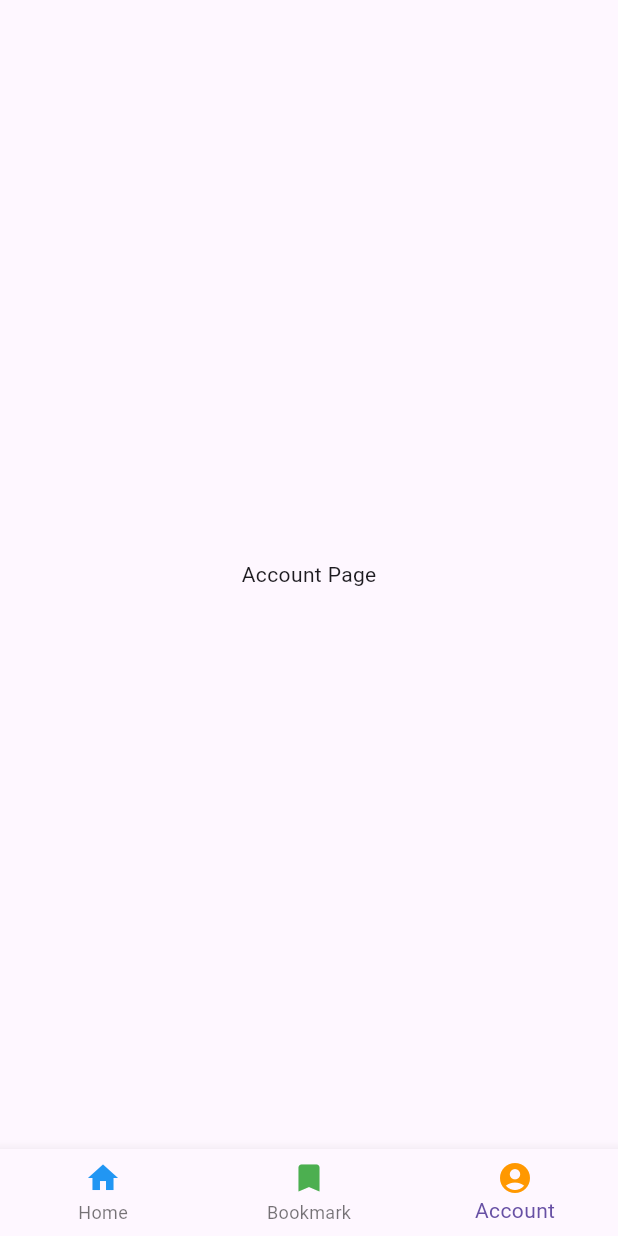
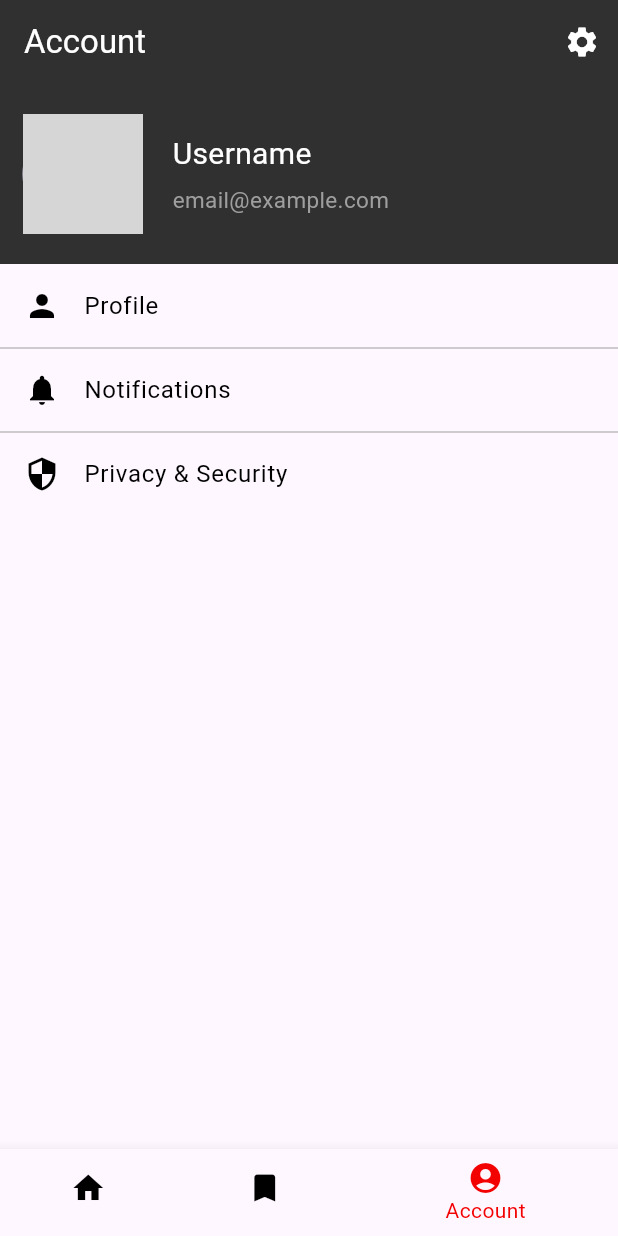
Before and after one commit to shinyPy/Flutter_News, a Flutter app: the Navbar screen opened directly, item 3 of the bottom bar chosen, on a phone screen of 412 x 824 dp. Run offline on Flutter 3.47's test engine with Material 3 defaults, Android fonts, the phone set to English and light mode, and no system bars; our stand-ins replace cached_network_image, flutter_svg_provider, get, hexcolor; network calls fail; grey boxes are pictures that could not be loaded.

```diff
--- a/lib/main.dart
+++ b/lib/main.dart
@@ -3,7 +3,7 @@ import 'package:get/get.dart';
 import 'package:flutter_news/view/splash.view.dart';
 
 void main() {
-  runApp(const App());
+  runApp(App());
 }
 
 class App extends StatelessWidget {
@@ -11,7 +11,7 @@ class App extends StatelessWidget {
 
   @override
   Widget build(BuildContext context) {
-    return const GetMaterialApp(
+    return GetMaterialApp(
       debugShowCheckedModeBanner: false,
       home: SplashView(),
     );
--- a/lib/view/widgets/components/navbar.bottom.dart
+++ b/lib/view/widgets/components/navbar.bottom.dart
@@ -1,4 +1,5 @@
 import 'package:flutter/material.dart';
+import 'package:flutter_news/view/widgets/contents/account.content.dart';
 import 'package:flutter_news/view/widgets/contents/bookmark.content.dart';
 import 'package:flutter_news/view/widgets/contents/home.contents.dart';
 
@@ -25,18 +26,21 @@ class _NavbarState extends State<Navbar> {
         },
         items: const [
           BottomNavigationBarItem(
-            icon: Icon(Icons.home, color: Colors.blue),
+            icon: Icon(Icons.home),
             label: 'Home',
           ),
           BottomNavigationBarItem(
-            icon: Icon(Icons.bookmark, color: Colors.green),
+            icon: Icon(Icons.bookmark),
             label: 'Bookmark',
           ),
           BottomNavigationBarItem(
-            icon: Icon(Icons.account_circle, color: Colors.orange),
+            icon: Icon(Icons.account_circle),
             label: 'Account',
           ),
         ],
+        selectedItemColor: Color.fromARGB(255, 243, 0, 0),
+        unselectedItemColor: Colors.black,
+        type: BottomNavigationBarType.shifting, // Add this line
       ),
     );
   }
@@ -44,13 +48,11 @@ class _NavbarState extends State<Navbar> {
   Widget _getBody(int index) {
     switch (index) {
       case 0:
-        return HomeContentWidget();
+        return HomeContents();
       case 1:
         return Bookmark();
       case 2:
-        return Center(
-          child: Text('Account Page'),
-        );
+        return ImageWithContainer();
       default:
         return Container();
     }
--- /dev/null
+++ b/lib/view/widgets/contents/account.content.dart
@@ -0,0 +1,94 @@
+import 'package:flutter/material.dart';
+import 'package:cached_network_image/cached_network_image.dart';
+
+class ImageWithContainer extends StatelessWidget {
+  const ImageWithContainer({Key? key}) : super(key: key);
+
+  @override
+  Widget build(BuildContext context) {
+    return Scaffold(
+      appBar: AppBar(
+        backgroundColor: Colors.grey[850],
+        title: Text('Account', style: TextStyle(color: Colors.white)),
+        actions: [
+          IconButton(
+            icon: Icon(Icons.settings, color: Colors.white),
+            onPressed: () {
+              // Navigate to settings page
+            },
+          ),
+        ],
+      ),
+      body: Column(
+        children: [
+          Container(
+            color: Colors.grey[850],
+            padding: EdgeInsets.symmetric(vertical: 20, horizontal: 15),
+            child: Row(
+              children: [
+                CircleAvatar(
+                  radius: 40,
+                  backgroundImage: NetworkImage('https://picsum.photos/200'),
+                ),
+                SizedBox(width: 20),
+                Column(
+                  crossAxisAlignment: CrossAxisAlignment.start,
+                  children: [
+                    Text(
+                      'Username',
+                      style: TextStyle(color: Colors.white, fontSize: 20),
+                    ),
+                    SizedBox(height: 5),
+                    Text(
+                      'email@example.com',
+                      style: TextStyle(color: Colors.grey, fontSize: 15),
+                    ),
+                  ],
+                ),
+              ],
+            ),
+          ),
+          Expanded(
+            child: ListView(
+              children: ListTile.divideTiles(
+                color: Colors.grey,
+                tiles: [
+                  ListTile(
+                    leading: Icon(Icons.person, color: Colors.black),
+                    title:
+                        Text('Profile', style: TextStyle(color: Colors.black)),
+                    onTap: () {
+                      // Navigate to profile page
+                    },
+                  ),
+                  ListTile(
+                    leading: Icon(Icons.notifications, color: Colors.black),
+                    title: Text('Notifications',
+                        style: TextStyle(color: Colors.black)),
+                    onTap: () {
+                      // Navigate to notifications page
+                    },
+                  ),
+                  ListTile(
+                    leading: Icon(Icons.security, color: Colors.black),
+                    title: Text('Privacy & Security',
+                        style: TextStyle(color: Colors.black)),
+                    onTap: () {
+                      // Navigate to privacy & security page
+                    },
+                  ),
+                ],
+              ).toList(),
+            ),
+          ),
+        ],
+      ),
+    );
+  }
+}
+
+void main() {
+  runApp(MaterialApp(
+    home: ImageWithContainer(),
+  ));
+}
--- a/pubspec.yaml
+++ b/pubspec.yaml
@@ -30,8 +30,8 @@ environment:
 dependencies:
   flutter:
     sdk: flutter
-
-
+  cached_network_image: ^3.3.1
+  flutter_cube: ^0.1.0
   # The following adds the Cupertino Icons font to your application.
   # Use with the CupertinoIcons class for iOS style icons.
   hexcolor: ^3.0.1
```
Also changed, not shown: lib/view/splash.view.dart (+8 -67 lines), lib/view/widgets/contents/bookmark.content.dart (+39 -8 lines), lib/view/widgets/contents/home.contents.dart (+96 -76 lines), pubspec.lock, 1 other file.
